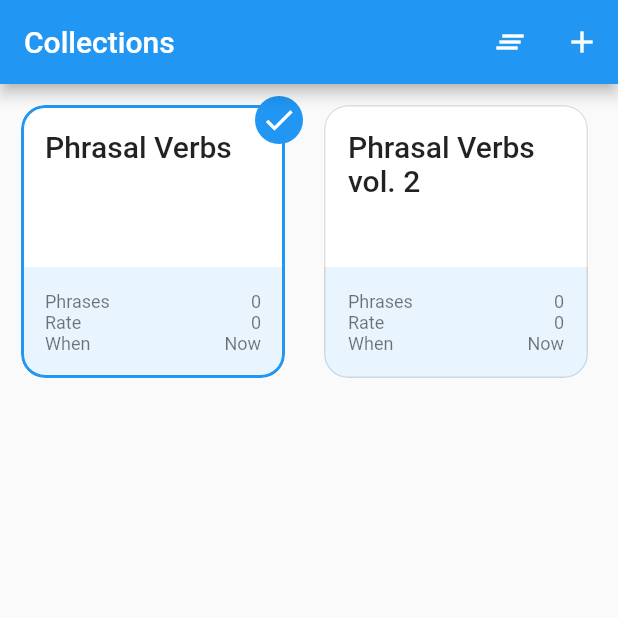
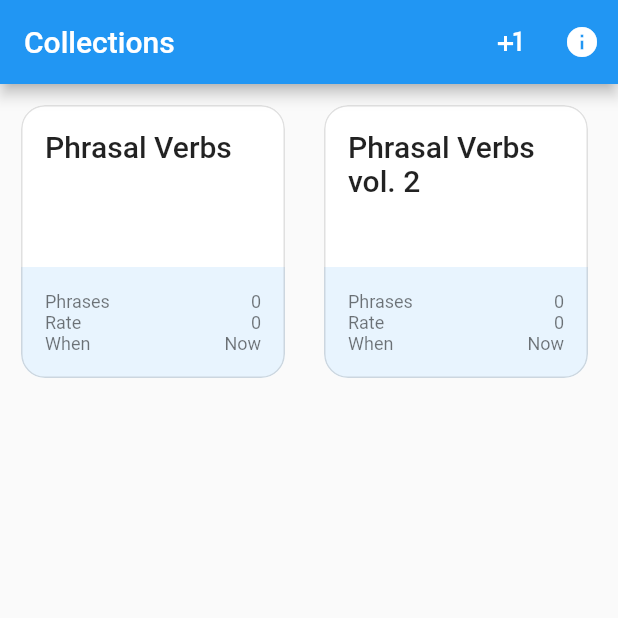
Before and after one commit to bnvmxm/va, a Flutter app: the screen it shows after launch, after a tap on "Phrasal Verbs", after a tap on the "clear all" icon, on a phone screen of 412 x 824 dp, the top half of it. Run offline on Flutter 3.47's test engine with Material 2 defaults, Android fonts, the light colour scheme and no system bars; our stand-ins replace get_it.

Commit message:
Add navigation
More pages - About, Group Editor

```diff
--- a/src/lib/app/phrase_group_grid.dart
+++ b/src/lib/app/phrase_group_grid.dart
@@ -1,8 +1,8 @@
 import 'package:flutter/cupertino.dart';
 import 'package:flutter/material.dart';
 import 'package:provider/provider.dart';
-import 'package:vocabulary_advancer/app/phrase_group_card.dart';
-import 'package:vocabulary_advancer/app/phrase_group_vm.dart';
+import 'package:vocabulary_advancer/app/phrase_group_grid_card.dart';
+import 'package:vocabulary_advancer/app/phrase_group_grid_page_model.dart';
 import 'package:vocabulary_advancer/core/model.dart';
 
 class PhraseGroupGridView extends StatefulWidget {
@@ -20,7 +20,7 @@ class _PhraseGroupGridViewState extends State<PhraseGroupGridView> {
     });
   }
 
-  Widget _buildGridView({bool isPortrait}) => Consumer<PhraseGroupViewModel>(
+  Widget _buildGridView({bool isPortrait}) => Consumer<PhraseGroupGridPageModel>(
       builder: (context, vm, child) => GridView.count(
           crossAxisCount: isPortrait ? 2 : 3,
           padding: const EdgeInsets.all(8.0),
@@ -30,13 +30,13 @@ class _PhraseGroupGridViewState extends State<PhraseGroupGridView> {
               .map((x) => _buildGridViewTile(vm, x, isSelected: x == vm.phraseGroupSelected))
               .toList()));
 
-  Widget _buildGridViewTile(PhraseGroupViewModel vm, PhraseGroup item, {bool isSelected}) =>
+  Widget _buildGridViewTile(PhraseGroupGridPageModel vm, PhraseGroup item, {bool isSelected}) =>
       isSelected
-          ? PhraseGroupCard(name: item.name, isSelected: true)
+          ? PhraseGroupGridCard(name: item.name, isSelected: true)
           : InkWell(
               onTap: () {
                 vm.select(item);
               },
               radius: 2,
-              child: PhraseGroupCard(name: item.name));
+              child: PhraseGroupGridCard(name: item.name));
 }
--- a/src/lib/app/phrase_group_card.dart
+++ b/src/lib/app/phrase_group_grid_card.dart
@@ -1,8 +1,8 @@
 import 'package:flutter/material.dart';
 import 'package:vocabulary_advancer/core/extensions.dart';
 
-class PhraseGroupCard extends StatelessWidget {
-  PhraseGroupCard(
+class PhraseGroupGridCard extends StatelessWidget {
+  PhraseGroupGridCard(
       {bool isSelected, String name, int phraseCount, int minRate, DateTime closeTarget})
       : isSelected = isSelected ?? false,
         name = name ?? '',
--- a/src/lib/app/phrase_group_grid_page.dart
+++ b/src/lib/app/phrase_group_grid_page.dart
@@ -1,25 +1,60 @@
 import 'package:flutter/material.dart';
 import 'package:provider/provider.dart';
 import 'package:vocabulary_advancer/app/phrase_group_grid.dart';
-import 'package:vocabulary_advancer/app/phrase_group_vm.dart';
+import 'package:vocabulary_advancer/app/phrase_group_grid_page_model.dart';
+import 'package:vocabulary_advancer/shell/root.dart';
+import 'package:vocabulary_advancer/app/va_app/nav.dart';
 
 class PhraseGroupGridPage extends StatelessWidget {
   @override
   Widget build(BuildContext context) => ChangeNotifierProvider(
-      create: (_) => PhraseGroupViewModel()..initialize(),
-      child: Consumer<PhraseGroupViewModel>(
+      create: (context) => phraseGroupGridPageModel..initialize(),
+      child: Consumer<PhraseGroupGridPageModel>(
         builder: (context, vm, child) => Scaffold(
             appBar: AppBar(
               title: const Text('Collections'),
-              actions: vm.anySelected ? _buildAppBarActions() : null,
+              actions: _buildAppBarActions(context, vm),
             ),
-            body: vm.isNotEmpty ? PhraseGroupGridView() : _buildEmptyState()),
+            body: _buildBody(context, vm)),
       ));
 
-  List<Widget> _buildAppBarActions() => [
-        IconButton(icon: Icon(Icons.clear_all), tooltip: 'Clear all', onPressed: () {}),
-        IconButton(icon: Icon(Icons.add), tooltip: 'Add', onPressed: () {})
+  List<Widget> _buildAppBarActions(BuildContext context, PhraseGroupGridPageModel vm) => [
+        if (vm.anySelected)
+          IconButton(
+              icon: Icon(Icons.clear_all),
+              tooltip: 'Clear all',
+              onPressed: () {
+                vm.unselect();
+              }),
+        if (vm.anySelected)
+          IconButton(
+              icon: Icon(Icons.edit),
+              tooltip: 'Edit',
+              onPressed: () async {
+                await pushToEditGroup(context, vm.phraseGroupSelected.name);
+              }),
+        IconButton(
+            icon: Icon(Icons.plus_one),
+            tooltip: 'Add',
+            onPressed: () async {
+              await pushToAddGroup(context);
+            }),
+        IconButton(
+            icon: Icon(Icons.info),
+            tooltip: 'About',
+            onPressed: () async {
+              await pushToAbout(context);
+            })
       ];
 
+  Widget _buildBody(BuildContext context, PhraseGroupGridPageModel vm) {
+    if (!vm.isReady) {
+      return _buildBusyState();
+    }
+
+    return vm.isNotEmpty ? PhraseGroupGridView() : _buildEmptyState();
+  }
+
+  Widget _buildBusyState() => const Center(child: CircularProgressIndicator());
   Widget _buildEmptyState() => const Center(child: Text('No items...'));
 }
--- /dev/null
+++ b/src/lib/app/phrase_group_grid_page_model.dart
@@ -0,0 +1,43 @@
+import 'package:flutter/material.dart';
+import 'package:vocabulary_advancer/core/model.dart';
+import 'package:vocabulary_advancer/shell/root.dart';
+
+enum ModelState { unknown, busy, ready }
+
+class PhraseGroupGridPageModel with ChangeNotifier {
+  final _repository = groupRepository;
+
+  PhraseGroup phraseGroupSelected;
+  List<PhraseGroup> phraseGroups = [];
+  ModelState _state = ModelState.unknown;
+
+  bool get anySelected => _state == ModelState.ready && phraseGroupSelected != null;
+  bool get isNotEmpty => _state == ModelState.ready && phraseGroups.isNotEmpty;
+  bool get isReady => _state == ModelState.ready;
+  ModelState get state => _state;
+
+  Future initialize() async {
+    _state = ModelState.busy;
+    notifyListeners();
+
+    try {
+      phraseGroups = await Future.microtask(() async {
+        await Future.delayed(const Duration(milliseconds: 2000)); //TODO: remove
+        return _repository.findMany().toList();
+      });
+    } finally {
+      _state = ModelState.ready;
+      notifyListeners();
+    }
+  }
+
+  void select(PhraseGroup item) {
+    phraseGroupSelected = item;
+    notifyListeners();
+  }
+
+  void unselect() {
+    phraseGroupSelected = null;
+    notifyListeners();
+  }
+}
--- a/src/lib/app/phrase_group_vm.dart
+++ /dev/null
@@ -1,25 +0,0 @@
-import 'package:flutter/material.dart';
-import 'package:vocabulary_advancer/core/model.dart';
-import 'package:vocabulary_advancer/shell/root.dart';
-
-class PhraseGroupViewModel with ChangeNotifier {
-  final _repository = groupRepository;
-
-  PhraseGroup phraseGroupSelected;
-  List<PhraseGroup> phraseGroups = [];
-
-  bool get anySelected => phraseGroupSelected != null;
-  bool get isNotEmpty => phraseGroups.isNotEmpty;
-
-  Future initialize() async {
-    phraseGroups = await Future.microtask(() {
-      return _repository.findMany().toList();
-    });
-    notifyListeners();
-  }
-
-  void select(PhraseGroup item) {
-    phraseGroupSelected = item;
-    notifyListeners();
-  }
-}
--- a/src/lib/app/va_app.dart
+++ /dev/null
@@ -1,16 +0,0 @@
-import 'package:flutter/material.dart';
-import 'package:vocabulary_advancer/app/phrase_group_grid_page.dart';
-
-class VAApp extends StatelessWidget {
-  @override
-  Widget build(BuildContext context) {
-    return MaterialApp(
-      title: 'Vocabulary Advancer',
-      theme: ThemeData(
-        primarySwatch: Colors.blue,
-      ),
-      initialRoute: '/',
-      routes: {'/': (context) => PhraseGroupGridPage()},
-    );
-  }
-}
--- /dev/null
+++ b/src/lib/app/va_app/nav.dart
@@ -0,0 +1,49 @@
+import 'package:flutter/material.dart';
+import 'package:vocabulary_advancer/app/about_page.dart';
+import 'package:vocabulary_advancer/app/phrase_group_editor_page.dart';
+import 'package:vocabulary_advancer/app/phrase_group_grid_page.dart';
+
+const String routeNameRoot = '/';
+const String routeNameAbout = '/about';
+const String routeNameAddPhraseGroup = '/add_group';
+const String routeNameEditPhraseGroup = '/edit_group';
+
+Route<dynamic> generateRoute(RouteSettings settings) {
+  switch (settings?.name) {
+    case routeNameRoot:
+      return MaterialPageRoute(builder: (context) => PhraseGroupGridPage());
+    case routeNameAbout:
+      return MaterialPageRoute(builder: (context) => AboutPage());
+    case routeNameAddPhraseGroup:
+      return MaterialPageRoute(
+          builder: (context) => PhraseGroupEditorPage(), fullscreenDialog: true);
+    case routeNameEditPhraseGroup:
+      return MaterialPageRoute(
+          builder: (context) =>
+              PhraseGroupEditorPage(currentGroupName: settings.arguments as String),
+          fullscreenDialog: true);
+    default:
+      assert(false);
+      return MaterialPageRoute(builder: (context) => AboutPage());
+  }
+}
+
+extension PhraseGroupGridPageNavigation on PhraseGroupGridPage {
+  Future pushToAbout(BuildContext context) {
+    return Navigator.pushNamed(context, routeNameAbout);
+  }
+
+  Future pushToAddGroup(BuildContext context) {
+    return Navigator.pushNamed(context, routeNameAddPhraseGroup);
+  }
+
+  Future pushToEditGroup(BuildContext context, String groupName) {
+    return Navigator.pushNamed(context, routeNameEditPhraseGroup, arguments: groupName);
+  }
+}
+
+extension PhraseGroupEditorPageNavigation on PhraseGroupEditorPage {
+  void back(BuildContext context) {
+    Navigator.pop(context);
+  }
+}
--- /dev/null
+++ b/src/lib/app/va_app/va_app.dart
@@ -0,0 +1,15 @@
+import 'package:flutter/material.dart';
+import 'package:vocabulary_advancer/app/va_app/nav.dart';
+
+class VAApp extends StatelessWidget {
+  @override
+  Widget build(BuildContext context) {
+    return MaterialApp(
+        title: 'Vocabulary Advancer',
+        theme: ThemeData(
+          primarySwatch: Colors.blue,
+        ),
+        initialRoute: routeNameRoot,
+        onGenerateRoute: generateRoute);
+  }
+}
--- a/src/lib/core/model.dart
+++ b/src/lib/core/model.dart
@@ -1,9 +1,7 @@
 import 'package:vocabulary_advancer/shell/definitions.dart';
 
 class PhraseGroup {
-  PhraseGroup(this.name) {
-    print(this.hashCode);
-  }
+  PhraseGroup(this.name);
 
   final String name;
 }
--- a/src/lib/main.dart
+++ b/src/lib/main.dart
@@ -1,5 +1,5 @@
 import 'package:flutter/widgets.dart';
-import 'package:vocabulary_advancer/app/va_app.dart';
+import 'package:vocabulary_advancer/app/va_app/va_app.dart';
 import 'package:vocabulary_advancer/shell/bootstrapper.dart';
 import 'package:vocabulary_advancer/shell/environment.dart';
 
--- a/src/lib/shell/bootstrapper.dart
+++ b/src/lib/shell/bootstrapper.dart
@@ -1,4 +1,5 @@
 import 'package:get_it/get_it.dart';
+import 'package:vocabulary_advancer/app/phrase_group_grid_page_model.dart';
 import 'package:vocabulary_advancer/data/repositories/group_repository.dart';
 import 'package:vocabulary_advancer/data/repositories/phrase_repository.dart';
 import 'package:vocabulary_advancer/data/sample_data_source.dart';
@@ -9,10 +10,13 @@ void setupApp(Profile profile) {
   Environment.setup(profile: profile);
 
   final registry = GetIt.I;
+
+  registry.registerSingleton(SampleDataProvider());
+
   registry.registerSingleton(GroupRepository());
   registry.registerSingleton(PhraseRepository());
 
-  registry.registerSingleton(SampleDataProvider());
+  registry.registerFactory(() => PhraseGroupGridPageModel());
 
   setRegistry(registry);
 }
--- a/src/lib/shell/root.dart
+++ b/src/lib/shell/root.dart
@@ -1,4 +1,5 @@
 import 'package:get_it/get_it.dart';
+import 'package:vocabulary_advancer/app/phrase_group_grid_page_model.dart';
 import 'package:vocabulary_advancer/data/repositories/group_repository.dart';
 import 'package:vocabulary_advancer/data/repositories/phrase_repository.dart';
 import 'package:vocabulary_advancer/data/sample_data_source.dart';
@@ -9,6 +10,8 @@ void setRegistry(GetIt registry) {
   _registry = registry;
 }
 
+PhraseGroupGridPageModel get phraseGroupGridPageModel => _registry.get<PhraseGroupGridPageModel>();
+
 GroupRepository get groupRepository => _registry.get<GroupRepository>();
 PhraseRepository get phraseRepository => _registry.get<PhraseRepository>();
 
```
Also changed, not shown: src/lib/app/about_page.dart (added, +20 -0 lines), src/lib/app/phrase_group_editor_page.dart (added, +44 -0 lines), 1 other file.
